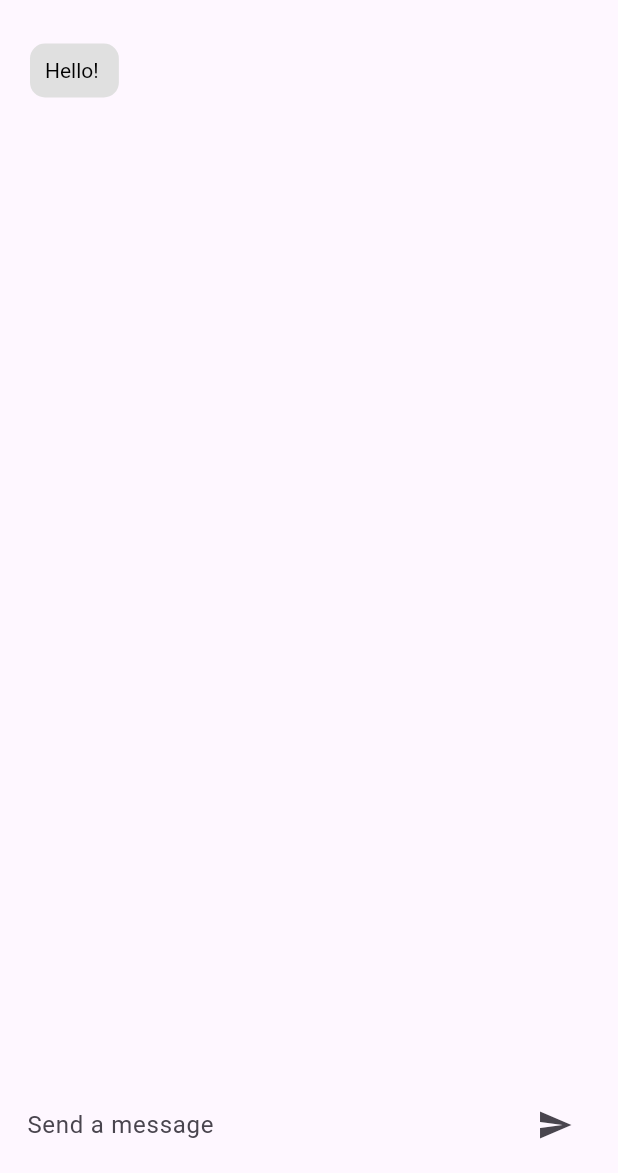
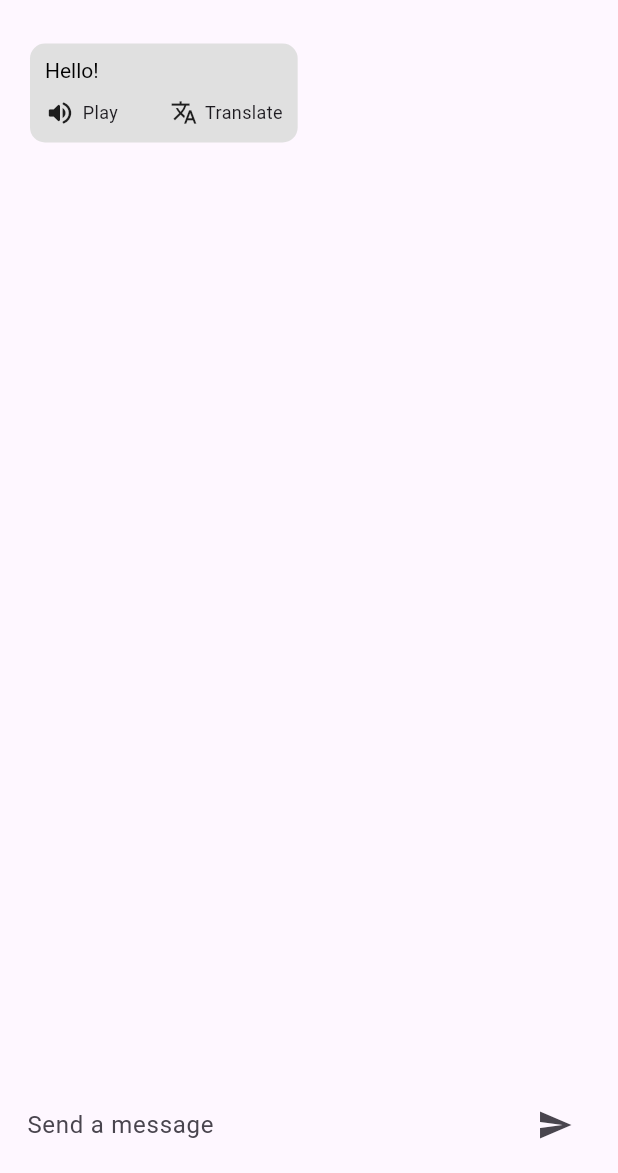
Before and after one commit to vtd182/gemini_speaker, a Flutter app: the screen it shows after launch, on a phone screen of 412 x 824 dp, the part 63-1236 px from its top. Run offline on Flutter 3.47's test engine with Material 3 defaults, Android fonts, the light colour scheme and no system bars; our stand-ins replace flutter_tts, google_generative_ai.

Commit message:
[feat] add text to speech

```diff
--- a/lib/ui/message_box.dart
+++ b/lib/ui/message_box.dart
@@ -1,5 +1,6 @@
 import 'package:flutter/gestures.dart';
 import 'package:flutter/material.dart';
+import 'package:flutter_tts/flutter_tts.dart';
 
 class MessageBox extends StatefulWidget {
   final String text;
@@ -12,6 +13,59 @@ class MessageBox extends StatefulWidget {
 }
 
 class _MessageBoxState extends State<MessageBox> {
+  final FlutterTts _flutterTts = FlutterTts();
+  bool isListening = false;
+  int _currentWordIndex = -1;
+  List<String> words = [];
+
+  @override
+  void initState() {
+    super.initState();
+    words = widget.text.split(' ');
+    _flutterTts.setCompletionHandler(() {
+      if (_currentWordIndex < words.length - 1) {
+        setState(() {
+          _currentWordIndex++;
+        });
+        _speak(words[_currentWordIndex]);
+      } else {
+        setState(() {
+          isListening = false;
+          _currentWordIndex = -1;
+        });
+      }
+    });
+
+    _flutterTts.setStartHandler(() {
+      setState(() {
+        isListening = true;
+      });
+    });
+
+    _flutterTts.setErrorHandler((msg) {
+      setState(() {
+        isListening = false;
+      });
+    });
+
+   _flutterTts.setSharedInstance(true);
+    _flutterTts.setIosAudioCategory(IosTextToSpeechAudioCategory.ambient,
+        [
+          IosTextToSpeechAudioCategoryOptions.allowBluetooth,
+          IosTextToSpeechAudioCategoryOptions.allowBluetoothA2DP,
+          IosTextToSpeechAudioCategoryOptions.mixWithOthers
+        ],
+        IosTextToSpeechAudioMode.voicePrompt
+    );
+
+  }
+
+  @override
+  void dispose() {
+    _flutterTts.stop();
+    super.dispose();
+  }
+
   @override
   Widget build(BuildContext context) {
     return Align(
@@ -23,16 +77,82 @@ class _MessageBoxState extends State<MessageBox> {
           color: widget.isUserMessage ? Colors.blue[100] : Colors.grey[300],
           borderRadius: BorderRadius.circular(10.0),
         ),
-        child: _buildMessageText(context),
+        child: Column(
+          crossAxisAlignment: CrossAxisAlignment.start,
+          children: [
+            _buildMessageText(context),
+            const SizedBox(height: 10.0),
+            _buildToolBar(),
+          ],
+        ),
+      ),
+    );
+  }
+
+  Widget _buildToolBar() {
+    return Row(
+      mainAxisSize: MainAxisSize.min,
+      children: [
+        _buildPlayVoice(),
+        const SizedBox(width: 35.0),
+        _buildTranslate(),
+      ],
+    );
+  }
+
+  Widget _buildPlayVoice() {
+    return GestureDetector(
+      onTap: () {
+        setState(() {
+          if (isListening) {
+            _flutterTts.stop();
+          } else {
+            _currentWordIndex = 0;
+            _speak(words[_currentWordIndex]);
+          }
+        });
+      },
+      child: Row(
+        mainAxisSize: MainAxisSize.min,
+        children: [
+          isListening
+              ? const Icon(Icons.pause, size: 20,)
+              : const Icon(Icons.volume_up_rounded, size: 20,),
+          const SizedBox(width: 5),
+          Text(isListening ? 'Stop' : 'Play', style: const TextStyle(fontSize: 12)),
+        ],
+      ),
+    );
+  }
+
+  Widget _buildTranslate() {
+    return GestureDetector(
+      onTap: () {
+        setState(() {
+          // Tạm thời chỉ để toggle qua lại
+        });
+      },
+      child: const Row(
+        mainAxisSize: MainAxisSize.min,
+        children: [
+          Icon(Icons.translate, size: 18,),
+          SizedBox(width: 5),
+          Text('Translate', style: TextStyle(fontSize: 12)),
+        ],
       ),
     );
   }
 
   Widget _buildMessageText(BuildContext context) {
-    List<TextSpan> textSpans = widget.text.split(' ').map((word) {
+    List<TextSpan> textSpans = words.asMap().entries.map((entry) {
+      int index = entry.key;
+      String word = entry.value;
       return TextSpan(
         text: '$word ',
-        style: const TextStyle(color: Colors.black),
+        style: TextStyle(
+          color: _currentWordIndex == index ? Colors.blue : Colors.black,
+          fontWeight: _currentWordIndex == index ? FontWeight.bold : FontWeight.normal,
+        ),
         recognizer: TapGestureRecognizer()
           ..onTap = () => _showWordDetails(context, word),
       );
@@ -41,6 +161,13 @@ class _MessageBoxState extends State<MessageBox> {
     return RichText(
       text: TextSpan(children: textSpans),
     );
+  }
+
+  void _speak(String word) async {
+    await _flutterTts.setLanguage("en-US");
+    await _flutterTts.setSpeechRate(0.4);
+    await _flutterTts.setPitch(1.0);
+    await _flutterTts.speak(word);
   }
 
   void _showWordDetails(BuildContext context, String word) {
```
Also changed, not shown: 2 other files.
